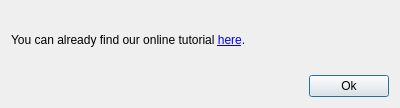
Before: the Qt Designer form ui/HelpWindow.ui in CplusplusML/CplusplusML, drawn with Qt 5.
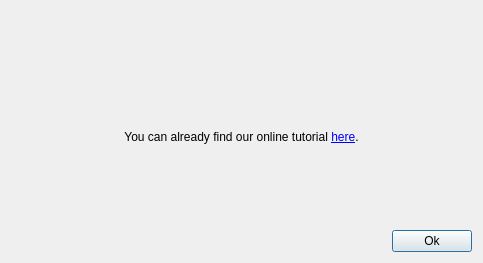
After: the same form once the commit is applied. Icons and pictures are not drawn.

What changed in the file:
```diff
--- a/ui/HelpWindow.ui
+++ b/ui/HelpWindow.ui
@@ -6,8 +6,8 @@
    <rect>
     <x>0</x>
     <y>0</y>
-    <width>400</width>
-    <height>108</height>
+    <width>483</width>
+    <height>263</height>
    </rect>
   </property>
   <property name="windowTitle">
@@ -17,7 +17,7 @@
    <item>
     <widget class="QLabel" name="label">
      <property name="text">
-      <string>&lt;html&gt;&lt;head/&gt;&lt;body&gt;&lt;p&gt;You can already find our online tutorial &lt;a href=&quot;http://help.cplusplusml.org&quot;&gt;&lt;span style=&quot; text-decoration: underline; color:#0000ff;&quot;&gt;here&lt;/span&gt;&lt;/a&gt;.&lt;/p&gt;&lt;/body&gt;&lt;/html&gt;</string>
+      <string>&lt;html&gt;&lt;head/&gt;&lt;body&gt;&lt;p align=&quot;center&quot;&gt;&lt;img src=&quot;:/images/images/logo.png&quot;/&gt;&lt;/p&gt;&lt;p&gt;&lt;br/&gt;&lt;/p&gt;&lt;p align=&quot;center&quot;&gt;You can already find our online tutorial &lt;a href=&quot;http://help.cplusplusml.org&quot;&gt;&lt;span style=&quot; text-decoration: underline; color:#0000ff;&quot;&gt;here&lt;/span&gt;&lt;/a&gt;.&lt;/p&gt;&lt;/body&gt;&lt;/html&gt;</string>
      </property>
     </widget>
    </item>
```
Left out of the diff: 4 changed lines with no effect on the pictures.
